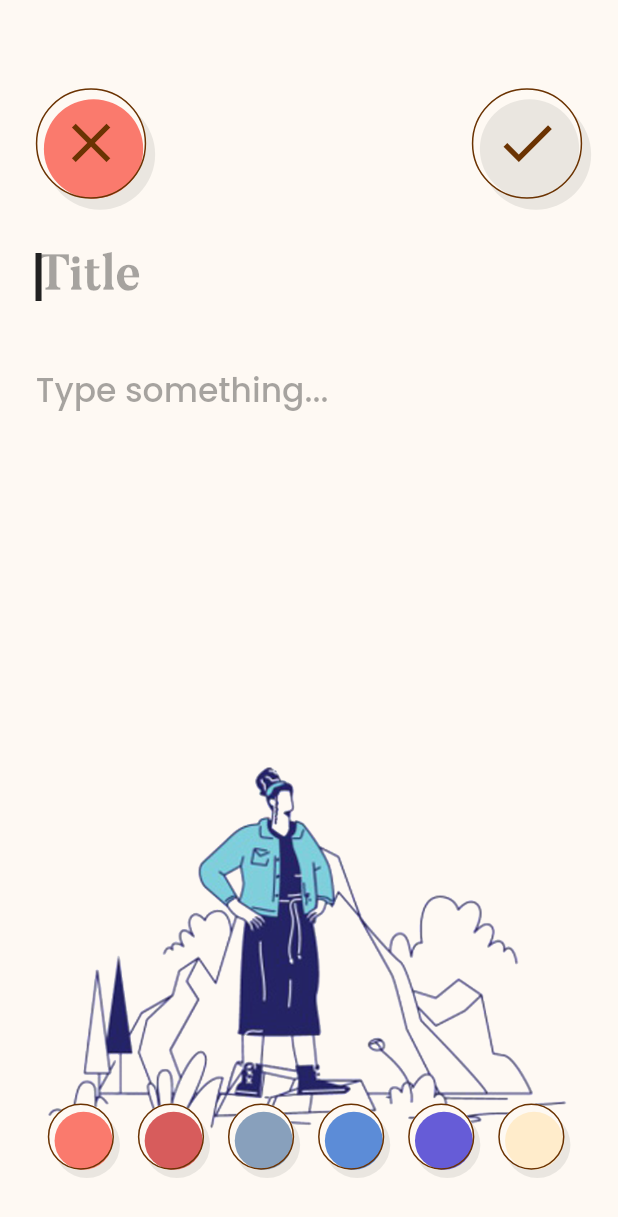
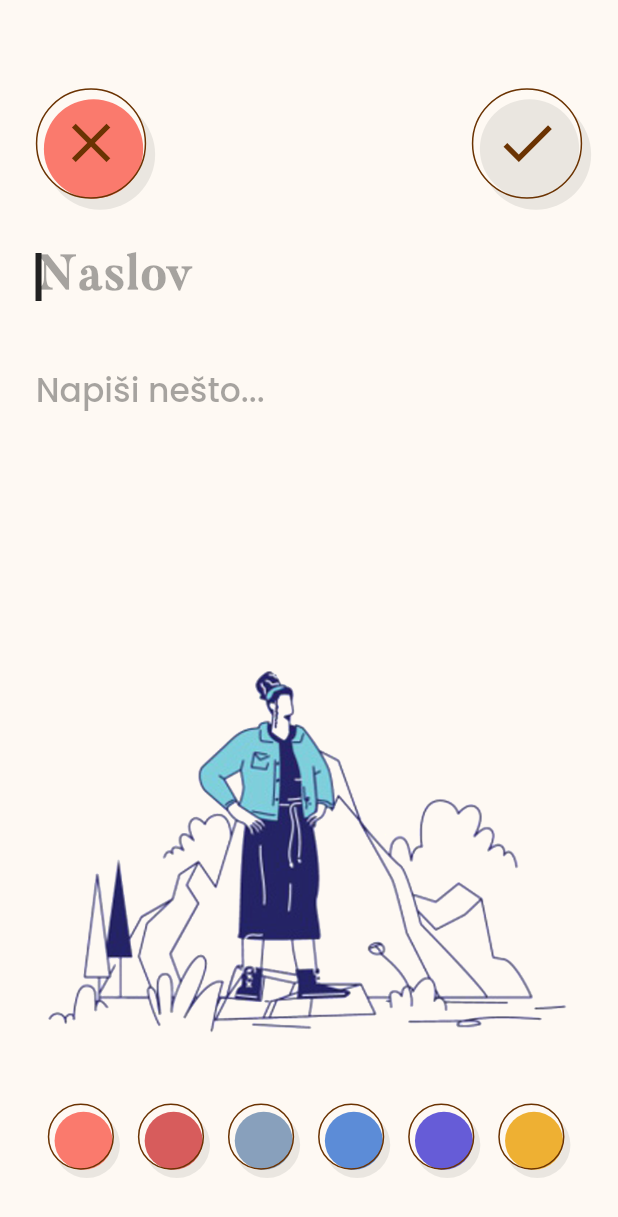
Before and after one commit to jokilic/moj_mali_dnevnik, a Flutter app: the screen it shows after launch, after a tap on the "add" icon, on a phone screen of 412 x 824 dp. Shown: the top 1217 px of the screen. Run offline on Flutter 3.47's test engine with Material 2 defaults, Android fonts, the light colour scheme and no system bars; our stand-ins replace flutter_screenutil, get, sqflite; missing offline and left inert: dough; accounts and stored records are empty.

Commit message:
Small animations, fixed textfield size

```diff
--- a/lib/constants/strings.dart
+++ b/lib/constants/strings.dart
@@ -16,6 +16,6 @@ class Strings {
   /// NOTE SCREEN
   /// --------------------
 
-  final createNoteTitle = 'Napiši novu bilješku';
-  final editNoteTitle = 'Uredi bilješku';
+  final createNoteHintTitle = 'Naslov';
+  final createNoteHintContent = 'Napiši nešto...';
 }
--- a/lib/controllers/note_colors_controller.dart
+++ b/lib/controllers/note_colors_controller.dart
@@ -35,29 +35,24 @@ class NoteColorsController extends GetxController {
       index: 4,
     ),
     NoteColor(
-      name: 'Weirdly yellow',
-      color: Constants.colors.yellow,
-      index: 5,
-    ),
-    NoteColor(
       name: 'Taxi yellow',
       color: Constants.colors.yellowNote,
-      index: 6,
+      index: 5,
     ),
     NoteColor(
       name: 'Ecologically green',
       color: Constants.colors.greenNote,
-      index: 7,
+      index: 6,
     ),
     NoteColor(
       name: 'Very green',
       color: Constants.colors.green,
-      index: 8,
+      index: 7,
     ),
     NoteColor(
       name: 'Too black',
       color: Constants.colors.black,
-      index: 9,
+      index: 8,
     ),
   ].obs;
   final Rx<NoteColor> _chosenColor = NoteColor(
--- a/lib/screens/home_screen/home_screen.dart
+++ b/lib/screens/home_screen/home_screen.dart
@@ -54,23 +54,25 @@ class HomeScreen extends StatelessWidget {
 
             /// Delete chosen notes button
             Obx(
-              () {
-                if (_databaseController.chosenNotes.isNotEmpty) {
-                  return Padding(
+              () => AnimatedOpacity(
+                duration: const Duration(milliseconds: 200),
+                curve: Curves.easeIn,
+                opacity: _databaseController.chosenNotes.isNotEmpty ? 1 : 0,
+                child: Padding(
                   padding: EdgeInsets.only(bottom: 40.h),
                   child: Align(
                     alignment: Alignment.bottomLeft,
                     child: RoundedButtonWidget(
-                        onTap: _databaseController.deleteChosenNotes,
+                      onTap: _databaseController.chosenNotes.isNotEmpty
+                          ? _databaseController.deleteChosenNotes
+                          : () {},
                       backgroundColor: Constants.colors.red,
                       icon: Icons.delete,
                       smallIcon: true,
                     ),
                   ),
-                  );
-                }
-                return const SizedBox();
-              },
+                ),
+              ),
             ),
 
             /// Add note button
--- a/lib/screens/note_screen/widgets/create_note_widget.dart
+++ b/lib/screens/note_screen/widgets/create_note_widget.dart
@@ -31,7 +31,7 @@ class CreateNoteWidget extends StatelessWidget {
             maxLines: 2,
             inputFormatters: [LengthLimitingTextInputFormatter(36)],
             decoration: InputDecoration.collapsed(
-              hintText: 'Title',
+              hintText: Constants.strings.createNoteHintTitle,
               hintStyle: Constants.textStyles.createNoteHintTitle,
             ),
           ),
@@ -39,16 +39,19 @@ class CreateNoteWidget extends StatelessWidget {
           SizedBox(height: 16.h),
 
           /// Content field
-          TextField(
+          SizedBox(
+            height: 200.h,
+            child: TextField(
               controller: _noteController.contentController,
               keyboardType: TextInputType.multiline,
               style: Constants.textStyles.createNoteContent,
               cursorWidth: 4,
               cursorColor: Constants.colors.black,
-            maxLines: 8,
+              maxLines: null,
               decoration: InputDecoration.collapsed(
-              hintText: 'Type something...',
+                hintText: Constants.strings.createNoteHintContent,
                 hintStyle: Constants.textStyles.createNoteHintContent,
+              ),
             ),
           ),
 
--- a/lib/screens/note_screen/widgets/edit_note_widget.dart
+++ b/lib/screens/note_screen/widgets/edit_note_widget.dart
@@ -30,7 +30,7 @@ class EditNoteWidget extends StatelessWidget {
             maxLines: 2,
             inputFormatters: [LengthLimitingTextInputFormatter(36)],
             decoration: InputDecoration.collapsed(
-              hintText: 'Title',
+              hintText: Constants.strings.createNoteHintTitle,
               hintStyle: Constants.textStyles.createNoteHintTitle,
             ),
           ),
@@ -38,16 +38,19 @@ class EditNoteWidget extends StatelessWidget {
           SizedBox(height: 16.h),
 
           /// Content field
-          TextField(
+          SizedBox(
+            height: 200.h,
+            child: TextField(
               controller: _noteController.contentController,
               keyboardType: TextInputType.multiline,
               style: Constants.textStyles.createNoteContent,
               cursorWidth: 4,
               cursorColor: Constants.colors.black,
-            maxLines: 8,
+              maxLines: null,
               decoration: InputDecoration.collapsed(
-              hintText: 'Type something...',
+                hintText: Constants.strings.createNoteHintContent,
                 hintStyle: Constants.textStyles.createNoteHintContent,
+              ),
             ),
           ),
 
--- a/lib/widgets/rounded_button_widget.dart
+++ b/lib/widgets/rounded_button_widget.dart
@@ -46,7 +46,9 @@ class RoundedButtonWidget extends StatelessWidget {
               Positioned(
                 right: 2.w,
                 bottom: 0.h,
-                child: Container(
+                child: AnimatedContainer(
+                  duration: const Duration(milliseconds: 200),
+                  curve: Curves.easeIn,
                   decoration: BoxDecoration(
                     shape: BoxShape.circle,
                     color: backgroundColor,
```
Lines whose indentation alone changed are shown as unchanged.
